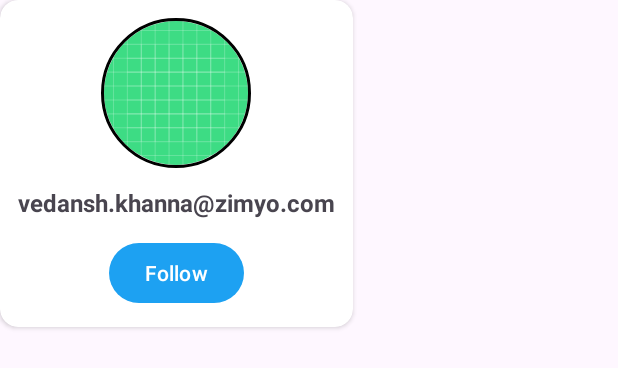
After one commit to VedanshKhanna2002/TwitterClone, an Android app: the layout layout_suggested_account.xml on its own in the app's theme, with its tools: preview values and no code run, on a phone screen of 412 x 824 dp. The commit adds this screen. Shown: the top 368 px of the screen. Run offline under Robolectric (Android 15) with nearby library versions, the phone set to English and light mode, and no system bars.

Commit message:
Adapters for SuggestedAccount and Tweet

```diff
--- a/app/src/main/java/com/vedansh/twitterclone/Adapters/ViewPagerAdapter.kt
+++ b/app/src/main/java/com/vedansh/twitterclone/Adapters/ViewPagerAdapter.kt
@@ -3,7 +3,6 @@ package com.vedansh.twitterclone.Adapters
 import androidx.fragment.app.Fragment
 import androidx.fragment.app.FragmentActivity
 import androidx.viewpager2.adapter.FragmentStateAdapter
-import com.google.android.play.integrity.internal.f
 import com.vedansh.twitterclone.SuggestedAccountFragment
 import com.vedansh.twitterclone.TweetFragment
 
@@ -13,11 +12,8 @@ class ViewPagerAdapter(frag : FragmentActivity) : FragmentStateAdapter(frag) {
             0 -> SuggestedAccountFragment()
             else -> TweetFragment()
             }
-
-        }
-
+    }
     override fun getItemCount(): Int {
         return 2
     }
-
 }
--- a/app/src/main/res/layout/fragment_suggested_account.xml
+++ b/app/src/main/res/layout/fragment_suggested_account.xml
@@ -1,6 +1,7 @@
 <?xml version="1.0" encoding="utf-8"?>
 <androidx.constraintlayout.widget.ConstraintLayout xmlns:android="http://schemas.android.com/apk/res/android"
     android:layout_width="match_parent"
+    android:background="#e00"
     android:layout_height="match_parent">
 
 
--- a/app/src/main/res/layout/fragment_tweet.xml
+++ b/app/src/main/res/layout/fragment_tweet.xml
@@ -1,6 +1,7 @@
 <?xml version="1.0" encoding="utf-8"?>
 <androidx.constraintlayout.widget.ConstraintLayout xmlns:android="http://schemas.android.com/apk/res/android"
     android:layout_width="match_parent"
+    android:background="@color/black"
     android:layout_height="match_parent">
 
 </androidx.constraintlayout.widget.ConstraintLayout>
--- /dev/null
+++ b/app/src/main/res/layout/layout_suggested_account.xml
@@ -0,0 +1,53 @@
+<?xml version="1.0" encoding="utf-8"?>
+<androidx.cardview.widget.CardView xmlns:android="http://schemas.android.com/apk/res/android"
+    android:layout_width="wrap_content"
+    android:layout_height="wrap_content"
+    app:cardCornerRadius="12dp"
+    xmlns:app="http://schemas.android.com/apk/res-auto"
+    xmlns:tools="http://schemas.android.com/tools">
+
+
+    <LinearLayout
+        android:layout_width="match_parent"
+        android:layout_height="wrap_content"
+        android:gravity="center_horizontal"
+        android:layout_margin="12dp"
+        android:orientation="vertical">
+
+        <de.hdodenhof.circleimageview.CircleImageView
+            android:id="@+id/suggested_account_profile"
+            android:layout_width="100dp"
+            android:layout_height="100dp"
+            android:src="@drawable/ic_launcher_background"
+            app:civ_border_color="#FF000000"
+            app:civ_border_width="2dp"
+            tools:ignore="MissingConstraints"
+            />
+
+        <TextView
+            android:id="@+id/suggested_account_email"
+            android:layout_width="wrap_content"
+            android:layout_height="wrap_content"
+            android:text="vedansh.khanna@zimyo.com"
+            android:layout_marginTop="12dp"
+            android:textStyle="bold"
+            android:textSize="16sp"
+
+            />
+
+        <Button
+            android:id="@+id/follow_button"
+            android:layout_width="wrap_content"
+            android:layout_height="wrap_content"
+            android:text="Follow"
+            android:layout_marginTop="12dp"/>
+
+
+
+
+
+    </LinearLayout>
+
+
+
+</androidx.cardview.widget.CardView>
```
Also changed, not shown: app/src/main/java/com/vedansh/twitterclone/Adapters/SuggestedAccountAdapter.kt (added, +62 -0 lines), app/src/main/java/com/vedansh/twitterclone/Adapters/TweetAdapter.kt (added, +38 -0 lines), app/src/main/java/com/vedansh/twitterclone/HomeActivity.kt (+18 -1 lines), app/src/main/java/com/vedansh/twitterclone/data/SuggestedAccount.kt (added, +7 -0 lines), app/src/main/res/layout/layout_tweet.xml (added, +26 -0 lines).
